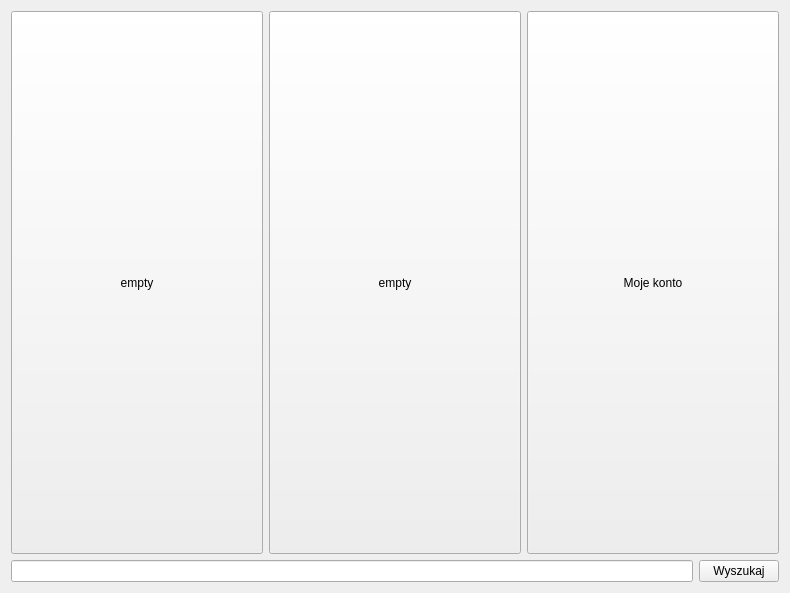
Old version of the form librarywindowwidget.ui in the repository KostekF/ELS.
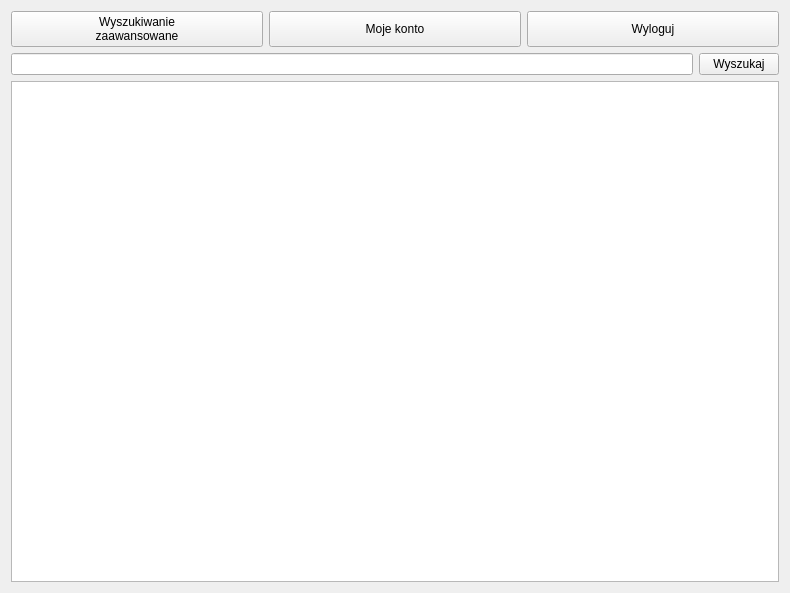
New version of the form.

Commit message: Added QListWidget with Books

What changed in the file:
```diff
--- a/librarywindowwidget.ui
+++ b/librarywindowwidget.ui
@@ -18,6 +18,9 @@
     <layout class="QVBoxLayout" name="verticalLayout">
      <item>
       <layout class="QVBoxLayout" name="verticalLayout_up">
+       <property name="sizeConstraint">
+        <enum>QLayout::SetNoConstraint</enum>
+       </property>
        <item>
         <layout class="QHBoxLayout" name="horizontalLayout">
          <item>
@@ -29,7 +32,8 @@
             </sizepolicy>
            </property>
            <property name="text">
-            <string>empty</string>
+            <string>Wyszukiwanie 
+zaawansowane</string>
            </property>
           </widget>
          </item>
@@ -42,23 +46,23 @@
             </sizepolicy>
            </property>
            <property name="text">
-            <string>empty</string>
-           </property>
-          </widget>
-         </item>
-         <item>
-          <widget class="QPushButton" name="pushButton_3">
-           <property name="sizePolicy">
-            <sizepolicy hsizetype="Minimum" vsizetype="Preferred">
-             <horstretch>0</horstretch>
-             <verstretch>0</verstretch>
-            </sizepolicy>
-           </property>
-           <property name="text">
             <string>Moje konto</string>
            </property>
           </widget>
          </item>
+         <item>
+          <widget class="QPushButton" name="pushButton_3">
+           <property name="sizePolicy">
+            <sizepolicy hsizetype="Minimum" vsizetype="Preferred">
+             <horstretch>0</horstretch>
+             <verstretch>0</verstretch>
+            </sizepolicy>
+           </property>
+           <property name="text">
+            <string>Wyloguj</string>
+           </property>
+          </widget>
+         </item>
         </layout>
        </item>
        <item>
@@ -85,6 +89,9 @@
      </item>
     </layout>
    </item>
+   <item>
+    <widget class="QListWidget" name="listWidget_booksList"/>
+   </item>
   </layout>
  </widget>
  <resources/>
```
The commit also changes 15 other files.
